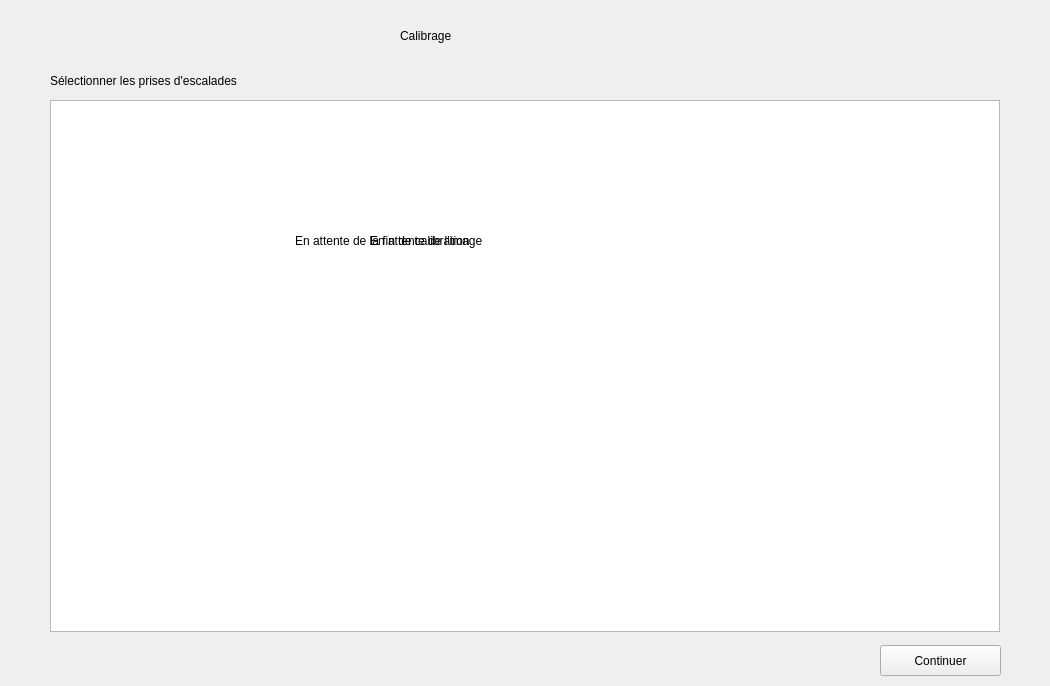
simplyyCarlos/ClimbingProject, file testIHMClimingProject/testIHMClimingProject/calibrage.ui: the form before one commit.
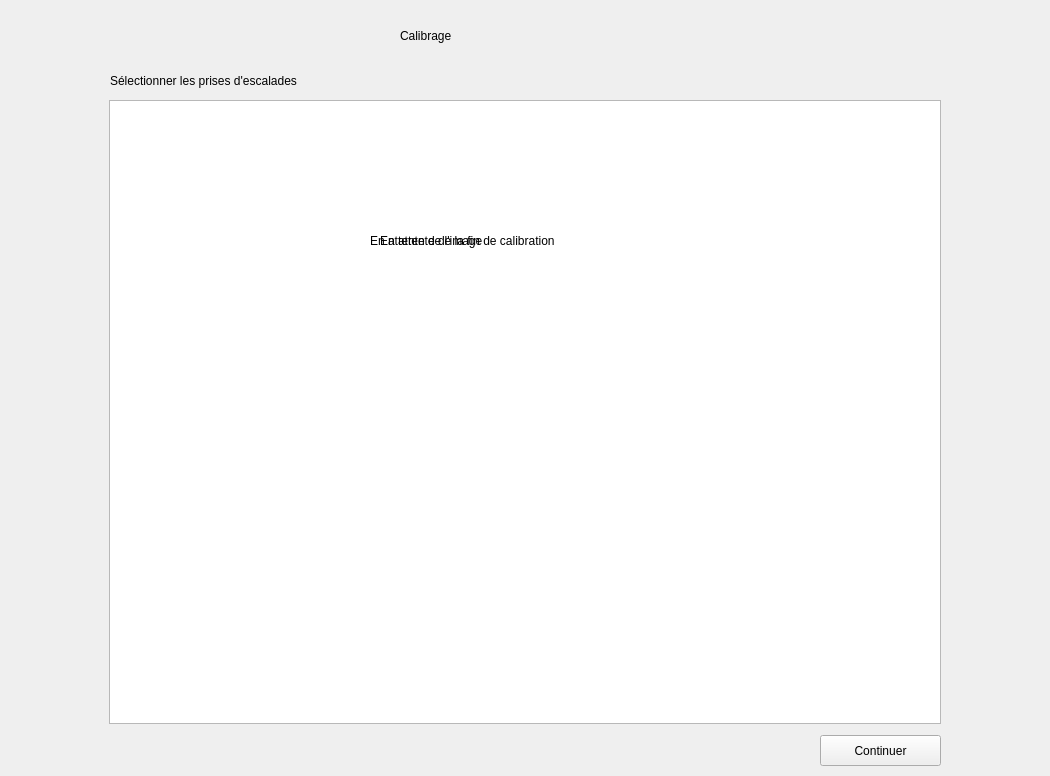
The form after the commit.

Commit message: Fin calibrage

Diff of the .ui file:
```diff
--- a/testIHMClimingProject/testIHMClimingProject/calibrage.ui
+++ b/testIHMClimingProject/testIHMClimingProject/calibrage.ui
@@ -7,7 +7,7 @@
     <x>0</x>
     <y>0</y>
     <width>1050</width>
-    <height>686</height>
+    <height>776</height>
    </rect>
   </property>
   <property name="windowTitle">
@@ -16,22 +16,22 @@
   <widget class="QGraphicsView" name="graphicsView">
    <property name="geometry">
     <rect>
-     <x>50</x>
+     <x>109</x>
      <y>100</y>
-     <width>950</width>
-     <height>532</height>
+     <width>832</width>
+     <height>624</height>
     </rect>
    </property>
    <property name="minimumSize">
     <size>
-     <width>950</width>
-     <height>532</height>
+     <width>832</width>
+     <height>624</height>
     </size>
    </property>
    <property name="maximumSize">
     <size>
-     <width>950</width>
-     <height>532</height>
+     <width>832</width>
+     <height>624</height>
     </size>
    </property>
    <property name="verticalScrollBarPolicy">
@@ -57,8 +57,8 @@
   <widget class="QPushButton" name="pushButton_Continuer">
    <property name="geometry">
     <rect>
-     <x>880</x>
-     <y>645</y>
+     <x>820</x>
+     <y>735</y>
      <width>121</width>
      <height>31</height>
     </rect>
@@ -70,7 +70,7 @@
   <widget class="QLabel" name="label_consigne">
    <property name="geometry">
     <rect>
-     <x>50</x>
+     <x>110</x>
      <y>70</y>
      <width>451</width>
      <height>21</height>
@@ -96,7 +96,7 @@
   <widget class="QLabel" name="label_attente_2">
    <property name="geometry">
     <rect>
-     <x>295</x>
+     <x>380</x>
      <y>210</y>
      <width>461</width>
      <height>61</height>
```
Left out of the diff: 2 changed lines with no effect on the pictures. The commit also changes 16 other files.
